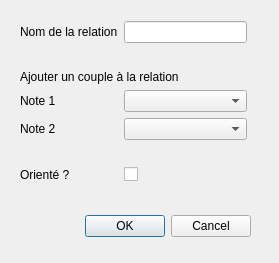
Qt form gui/ajouterrelation.ui (vincebhx/LO21-PluriNotes) before a commit.
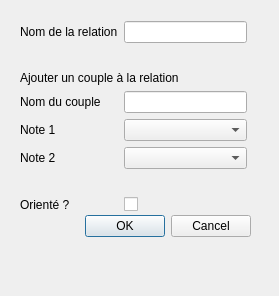
The same form after that commit.

The edit to the form file:
```diff
--- a/gui/ajouterrelation.ui
+++ b/gui/ajouterrelation.ui
@@ -7,7 +7,7 @@
     <x>0</x>
     <y>0</y>
     <width>279</width>
-    <height>263</height>
+    <height>296</height>
    </rect>
   </property>
   <property name="windowTitle">
@@ -29,13 +29,13 @@
     <set>QDialogButtonBox::Cancel|QDialogButtonBox::Ok</set>
    </property>
   </widget>
-  <widget class="QWidget" name="">
+  <widget class="QWidget" name="layoutWidget">
    <property name="geometry">
     <rect>
      <x>20</x>
      <y>21</y>
      <width>227</width>
-     <height>161</height>
+     <height>191</height>
     </rect>
    </property>
    <layout class="QFormLayout" name="formLayout">
@@ -69,41 +69,41 @@
       </property>
      </widget>
     </item>
-    <item row="3" column="0">
+    <item row="5" column="0">
      <widget class="QLabel" name="label_3">
       <property name="text">
        <string>Note 1</string>
       </property>
      </widget>
     </item>
-    <item row="3" column="1">
+    <item row="5" column="1">
      <widget class="QComboBox" name="Note1"/>
     </item>
-    <item row="4" column="0">
+    <item row="6" column="0">
      <widget class="QLabel" name="label_4">
       <property name="text">
        <string>Note 2</string>
       </property>
      </widget>
     </item>
-    <item row="4" column="1">
+    <item row="6" column="1">
      <widget class="QComboBox" name="Note2"/>
     </item>
-    <item row="6" column="0">
+    <item row="8" column="0">
      <widget class="QLabel" name="label_5">
       <property name="text">
        <string>Orienté ?</string>
       </property>
      </widget>
     </item>
-    <item row="6" column="1">
+    <item row="8" column="1">
      <widget class="QCheckBox" name="checkBox">
       <property name="text">
        <string/>
       </property>
      </widget>
     </item>
-    <item row="5" column="0">
+    <item row="7" column="0">
      <spacer name="verticalSpacer_2">
       <property name="orientation">
        <enum>Qt::Vertical</enum>
@@ -116,6 +116,16 @@
       </property>
      </spacer>
     </item>
+    <item row="4" column="0">
+     <widget class="QLabel" name="label_6">
+      <property name="text">
+       <string>Nom du couple</string>
+      </property>
+     </widget>
+    </item>
+    <item row="4" column="1">
+     <widget class="QLineEdit" name="lineEdit"/>
+    </item>
    </layout>
   </widget>
  </widget>
```
